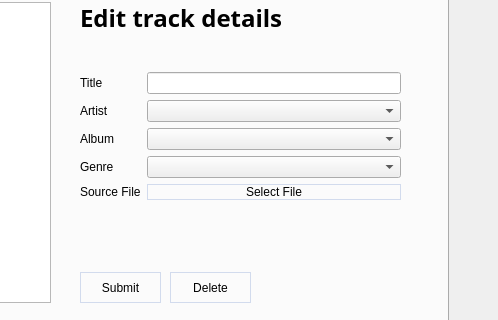
This is mainwindow.ui in AlexDev404/GUIFinalProject as Qt 5 draws it before an edit; both pictures show x 732 to 1230 and y 322 to 642 of the 1230 by 747 pixel window. The edited form follows.
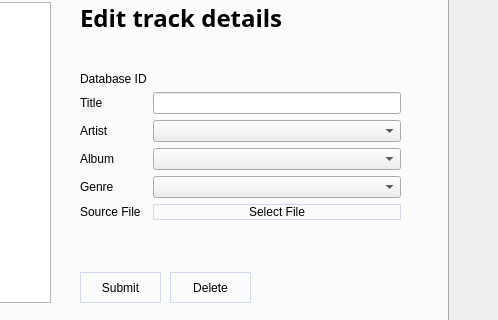
This is the edited form. The open tabs and pages were chosen to show the change.

Patch:
```diff
--- a/mainwindow.ui
+++ b/mainwindow.ui
@@ -525,67 +525,81 @@
           <x>440</x>
           <y>150</y>
           <width>321</width>
-          <height>151</height>
+          <height>176</height>
          </rect>
         </property>
         <layout class="QFormLayout" name="formLayout_8">
          <property name="sizeConstraint">
           <enum>QLayout::SetNoConstraint</enum>
          </property>
-         <item row="0" column="0">
+         <item row="2" column="0">
           <widget class="QLabel" name="label_fp_19">
            <property name="text">
             <string>Title</string>
            </property>
           </widget>
          </item>
-         <item row="0" column="1">
+         <item row="2" column="1">
           <widget class="QLineEdit" name="editTrackTitle"/>
          </item>
-         <item row="1" column="0">
+         <item row="3" column="0">
           <widget class="QLabel" name="label_fp_20">
            <property name="text">
             <string>Artist</string>
            </property>
           </widget>
          </item>
-         <item row="1" column="1">
+         <item row="3" column="1">
           <widget class="QComboBox" name="editTrackArtist"/>
          </item>
-         <item row="2" column="0">
+         <item row="4" column="0">
           <widget class="QLabel" name="label_fp_21">
            <property name="text">
             <string>Album</string>
            </property>
           </widget>
          </item>
-         <item row="2" column="1">
+         <item row="4" column="1">
           <widget class="QComboBox" name="editTrackAlbum"/>
          </item>
-         <item row="3" column="0">
+         <item row="5" column="0">
           <widget class="QLabel" name="label_fp_22">
            <property name="text">
             <string>Genre</string>
            </property>
           </widget>
          </item>
-         <item row="3" column="1">
+         <item row="5" column="1">
           <widget class="QComboBox" name="editTrackGenre"/>
          </item>
-         <item row="4" column="0">
+         <item row="6" column="0">
           <widget class="QLabel" name="label_fp_23">
            <property name="text">
             <string>Source File</string>
            </property>
           </widget>
          </item>
-         <item row="4" column="1">
+         <item row="6" column="1">
           <widget class="QPushButton" name="editTrackSourceFile">
            <property name="text">
             <string>Select File</string>
            </property>
           </widget>
          </item>
+         <item row="1" column="0">
+          <widget class="QLabel" name="label_fp_29">
+           <property name="text">
+            <string>Database ID</string>
+           </property>
+          </widget>
+         </item>
+         <item row="1" column="1">
+          <widget class="QLabel" name="TrackDatabaseID">
+           <property name="text">
+            <string extracomment="Select a track to begin."/>
+           </property>
+          </widget>
+         </item>
         </layout>
        </widget>
        <widget class="QPushButton" name="AddTrack">
```
Left out of the diff: 4 changed lines with no effect on the pictures.
